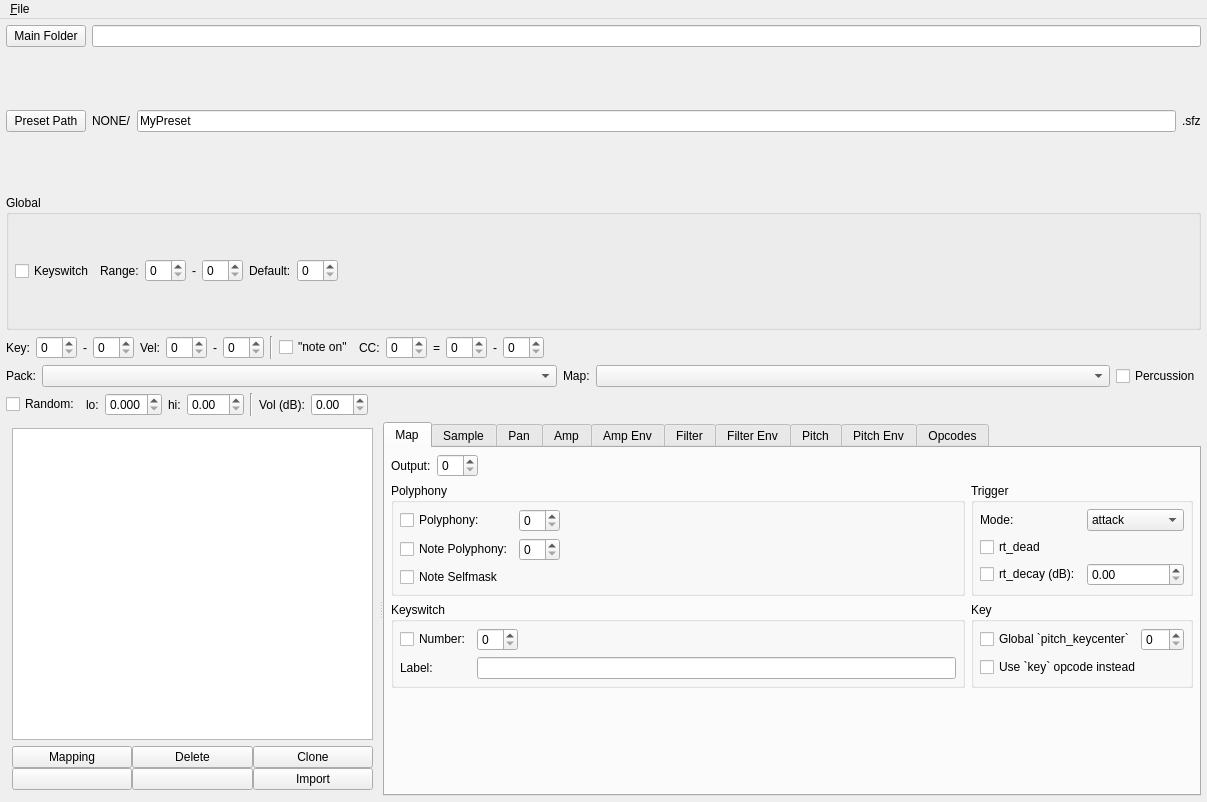
Above: src/ui/mainwindow.ui from michael02022/sfzbuilder before the change. Below: the same form after it.
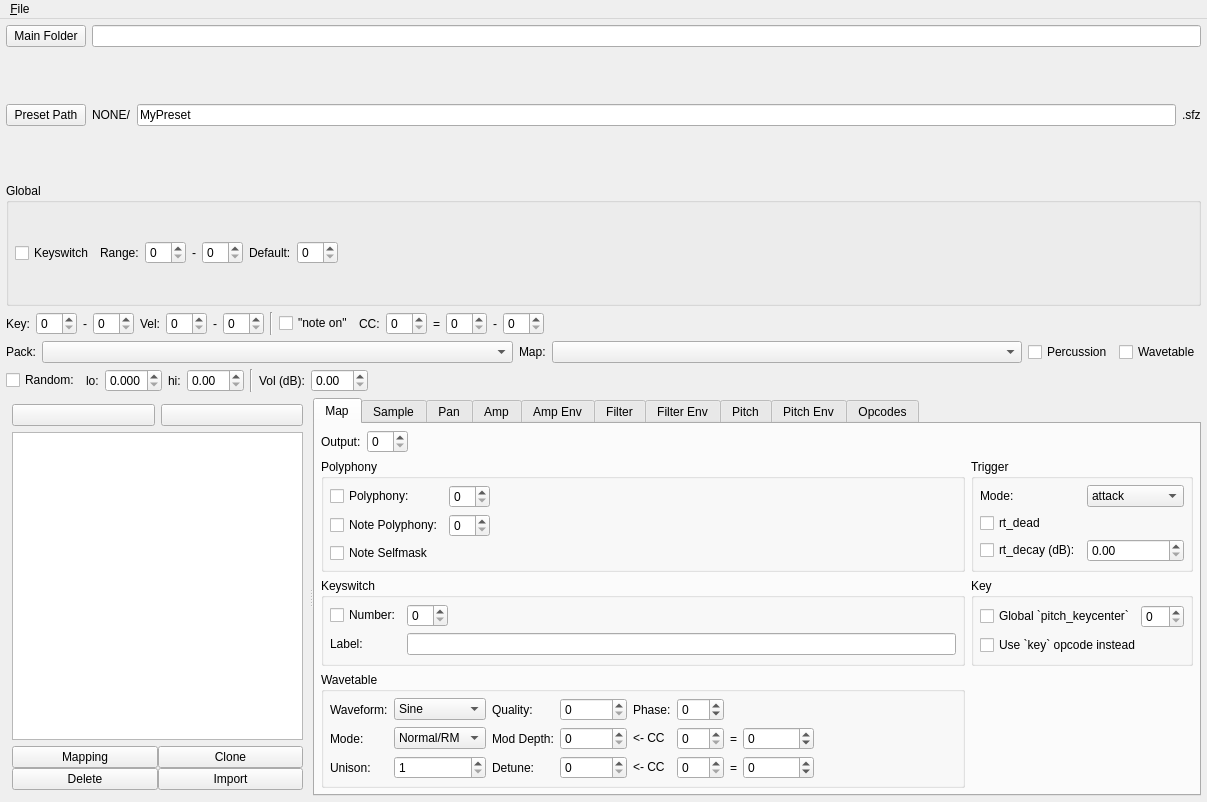
That is the form after the change. Icons and pictures are not drawn. Custom widgets are drawn as their Qt base class.

Commit message: implemented delete, clone, up, down map buttons

What changed in the file:
```diff
--- a/src/ui/mainwindow.ui
+++ b/src/ui/mainwindow.ui
@@ -26,7 +26,11 @@
        </widget>
       </item>
       <item>
-       <widget class="QLineEdit" name="txtMainFolder"/>
+       <widget class="QLineEdit" name="txtMainFolder">
+        <property name="readOnly">
+         <bool>true</bool>
+        </property>
+       </widget>
       </item>
      </layout>
     </item>
@@ -289,6 +293,13 @@
         </property>
        </widget>
       </item>
+      <item>
+       <widget class="QCheckBox" name="cbxWavetable">
+        <property name="text">
+         <string>Wavetable</string>
+        </property>
+       </widget>
+      </item>
      </layout>
     </item>
     <item>
@@ -368,26 +379,8 @@
        <enum>Qt::Horizontal</enum>
       </property>
       <widget class="QWidget" name="pnlMap" native="true">
-       <layout class="QVBoxLayout" name="layPnlMap">
-        <property name="sizeConstraint">
-         <enum>QLayout::SetNoConstraint</enum>
-        </property>
-        <property name="leftMargin">
-         <number>6</number>
-        </property>
-        <property name="topMargin">
-         <number>6</number>
-        </property>
-        <property name="rightMargin">
-         <number>6</number>
-        </property>
-        <property name="bottomMargin">
-         <number>6</number>
-        </property>
-        <item>
-         <widget class="QListWidget" name="listMap"/>
-        </item>
-        <item>
+       <layout class="QGridLayout" name="gridLayout_2">
+        <item row="2" column="0" colspan="2">
          <widget class="QWidget" name="pnlMapButtons" native="true">
           <layout class="QGridLayout" name="layMapButtons">
            <property name="sizeConstraint">
@@ -408,26 +401,6 @@
            <property name="spacing">
             <number>0</number>
            </property>
-           <item row="5" column="0">
-            <widget class="QPushButton" name="pbnMapUp">
-             <property name="sizePolicy">
-              <sizepolicy hsizetype="Preferred" vsizetype="Preferred">
-               <horstretch>0</horstretch>
-               <verstretch>0</verstretch>
-              </sizepolicy>
-             </property>
-             <property name="minimumSize">
-              <size>
-               <width>120</width>
-               <height>0</height>
-              </size>
-             </property>
-             <property name="icon">
-              <iconset theme="go-down">
-               <normaloff>.</normaloff>.</iconset>
-             </property>
-            </widget>
-           </item>
            <item row="4" column="0">
             <widget class="QPushButton" name="pbnMapAdd">
              <property name="sizePolicy">
@@ -445,60 +418,6 @@
              </property>
             </widget>
            </item>
-           <item row="4" column="1">
-            <widget class="QPushButton" name="pbnMapDelete">
-             <property name="sizePolicy">
-              <sizepolicy hsizetype="Preferred" vsizetype="Preferred">
-               <horstretch>0</horstretch>
-               <verstretch>0</verstretch>
-              </sizepolicy>
-             </property>
-             <property name="text">
-              <string>Delete</string>
-             </property>
-             <property name="icon">
-              <iconset theme="list-remove">
-               <normaloff>.</normaloff>.</iconset>
-             </property>
-            </widget>
-           </item>
-           <item row="5" column="2">
-            <widget class="QPushButton" name="pbnMapImport">
-             <property name="sizePolicy">
-              <sizepolicy hsizetype="Preferred" vsizetype="Preferred">
-               <horstretch>0</horstretch>
-               <verstretch>0</verstretch>
-              </sizepolicy>
-             </property>
-             <property name="text">
-              <string>Import</string>
-             </property>
-             <property name="icon">
-              <iconset theme="emblem-downloads">
-               <normaloff>.</normaloff>.</iconset>
-             </property>
-            </widget>
-           </item>
-           <item row="5" column="1">
-            <widget class="QPushButton" name="pbnMapDown">
-             <property name="sizePolicy">
-              <sizepolicy hsizetype="Preferred" vsizetype="Preferred">
-               <horstretch>0</horstretch>
-               <verstretch>0</verstretch>
-              </sizepolicy>
-             </property>
-             <property name="minimumSize">
-              <size>
-               <width>120</width>
-               <height>0</height>
-              </size>
-             </property>
-             <property name="icon">
-              <iconset theme="go-up">
-               <normaloff>.</normaloff>.</iconset>
-             </property>
-            </widget>
-           </item>
            <item row="4" column="2">
             <widget class="QPushButton" name="pbnMapClone">
              <property name="sizePolicy">
@@ -516,9 +435,90 @@
              </property>
             </widget>
            </item>
+           <item row="5" column="2">
+            <widget class="QPushButton" name="pbnMapImport">
+             <property name="sizePolicy">
+              <sizepolicy hsizetype="Preferred" vsizetype="Preferred">
+               <horstretch>0</horstretch>
+               <verstretch>0</verstretch>
+              </sizepolicy>
+             </property>
+             <property name="text">
+              <string>Import</string>
+             </property>
+             <property name="icon">
+              <iconset theme="emblem-downloads">
+               <normaloff>.</normaloff>.</iconset>
+             </property>
+            </widget>
+           </item>
+           <item row="5" column="0">
+            <widget class="QPushButton" name="pbnMapDelete">
+             <property name="sizePolicy">
+              <sizepolicy hsizetype="Preferred" vsizetype="Preferred">
+               <horstretch>0</horstretch>
+               <verstretch>0</verstretch>
+              </sizepolicy>
+             </property>
+             <property name="text">
+              <string>Delete</string>
+             </property>
+             <property name="icon">
+              <iconset theme="list-remove">
+               <normaloff>.</normaloff>.</iconset>
+             </property>
+            </widget>
+           </item>
           </layout>
          </widget>
         </item>
+        <item row="0" column="0">
+         <widget class="QPushButton" name="pbnMapUp">
+          <property name="sizePolicy">
+           <sizepolicy hsizetype="Preferred" vsizetype="Preferred">
+            <horstretch>0</horstretch>
+            <verstretch>0</verstretch>
+           </sizepolicy>
+          </property>
+          <property name="minimumSize">
+           <size>
+            <width>120</width>
+            <height>0</height>
+           </size>
+          </property>
+          <property name="icon">
+           <iconset theme="go-down">
+            <normaloff>.</normaloff>.</iconset>
+          </property>
+         </widget>
+        </item>
+        <item row="1" column="0" colspan="2">
+         <widget class="QListWidget" name="listMap">
+          <property name="editTriggers">
+           <set>QAbstractItemView::SelectedClicked</set>
+          </property>
+         </widget>
+        </item>
+        <item row="0" column="1">
+         <widget class="QPushButton" name="pbnMapDown">
+          <property name="sizePolicy">
+           <sizepolicy hsizetype="Preferred" vsizetype="Preferred">
+            <horstretch>0</horstretch>
+            <verstretch>0</verstretch>
+           </sizepolicy>
+          </property>
+          <property name="minimumSize">
+           <size>
+            <width>120</width>
+            <height>0</height>
+           </size>
+          </property>
+          <property name="icon">
+           <iconset theme="go-up">
+            <normaloff>.</normaloff>.</iconset>
+          </property>
+         </widget>
+        </item>
        </layout>
       </widget>
       <widget class="QTabWidget" name="tabWidget">
@@ -530,85 +530,41 @@
          <string>Map</string>
         </attribute>
         <layout class="QGridLayout" name="gridLayout_6">
-         <item row="1" column="0">
-          <widget class="QGroupBox" name="gbxPolyphony">
-           <property name="title">
-            <string>Polyphony</string>
+         <item row="0" column="0" colspan="2">
+          <layout class="QHBoxLayout" name="layOutput">
+           <property name="sizeConstraint">
+            <enum>QLayout::SetNoConstraint</enum>
            </property>
-           <layout class="QGridLayout" name="layGbxPolyphony">
-            <property name="sizeConstraint">
-             <enum>QLayout::SetNoConstraint</enum>
-            </property>
-            <property name="leftMargin">
-             <number>6</number>
-            </property>
-            <property name="topMargin">
-             <number>6</number>
-            </property>
-            <property name="rightMargin">
-             <number>6</number>
-            </property>
-            <property name="bottomMargin">
-             <number>6</number>
-            </property>
-            <item row="0" column="0">
-             <widget class="QCheckBox" name="chkPolyphony">
-              <property name="text">
-               <string>Polyphony:</string>
-              </property>
-             </widget>
-            </item>
-            <item row="2" column="0">
-             <widget class="QCheckBox" name="chkNoteSelfmask">
-              <property name="text">
-               <string>Note Selfmask</string>
-              </property>
-             </widget>
-            </item>
-            <item row="1" column="1">
-             <widget class="QSpinBox" name="sbxNotePolyphony"/>
-            </item>
-            <item row="1" column="0">
-             <widget class="QCheckBox" name="chkNotePolyphony">
-              <property name="text">
-               <string>Note Polyphony:</string>
-              </property>
-             </widget>
-            </item>
-            <item row="0" column="2">
-             <spacer name="hspMapPolyphony">
-              <property name="orientation">
-               <enum>Qt::Horizontal</enum>
-              </property>
-              <property name="sizeHint" stdset="0">
-               <size>
-                <width>40</width>
-                <height>20</height>
-               </size>
-              </property>
-             </spacer>
-            </item>
-            <item row="0" column="1">
-             <widget class="QSpinBox" name="sbxPolyphony"/>
-            </item>
-           </layout>
-          </widget>
-         </item>
-         <item row="4" column="0">
-          <spacer name="vspMap">
-           <property name="orientation">
-            <enum>Qt::Vertical</enum>
-           </property>
-           <property name="sizeType">
-            <enum>QSizePolicy::Expanding</enum>
-           </property>
-           <property name="sizeHint" stdset="0">
-            <size>
-             <width>20</width>
-             <height>40</height>
-            </size>
-           </property>
-          </spacer>
+           <item>
+            <widget class="QLabel" name="lblOutput">
+             <property name="sizePolicy">
+              <sizepolicy hsizetype="Fixed" vsizetype="Preferred">
+               <horstretch>0</horstretch>
+               <verstretch>0</verstretch>
+              </sizepolicy>
+             </property>
+             <property name="text">
+              <string>Output:</string>
+             </property>
+            </widget>
+           </item>
+           <item>
+            <widget class="QSpinBox" name="sbxOutput"/>
+           </item>
+           <item>
+            <spacer name="hspOutput">
+             <property name="orientation">
+              <enum>Qt::Horizontal</enum>
+             </property>
+             <property name="sizeHint" stdset="0">
+              <size>
+               <width>40</width>
+               <height>20</height>
+              </size>
+             </property>
+            </spacer>
+           </item>
+          </layout>
          </item>
          <item row="2" column="1">
           <widget class="QGroupBox" name="gbxMapKey">
@@ -658,42 +614,6 @@
            </layout>
           </widget>
          </item>
-         <item row="0" column="0" colspan="2">
-          <layout class="QHBoxLayout" name="layOutput">
-           <property name="sizeConstraint">
-            <enum>QLayout::SetNoConstraint</enum>
-           </property>
-           <item>
-            <widget class="QLabel" name="lblOutput">
-             <property name="sizePolicy">
-              <sizepolicy hsizetype="Fixed" vsizetype="Preferred">
-               <horstretch>0</horstretch>
-               <verstretch>0</verstretch>
-              </sizepolicy>
-             </property>
-             <property name="text">
-              <string>Output:</string>
-             </property>
-            </widget>
-           </item>
-           <item>
-            <widget class="QSpinBox" name="sbxOutput"/>
-           </item>
-           <item>
-            <spacer name="hspOutput">
-             <property name="orientation">
-              <enum>Qt::Horizontal</enum>
-             </property>
-             <property name="sizeHint" stdset="0">
-              <size>
-               <width>40</width>
-               <height>20</height>
-              </size>
-             </property>
-            </spacer>
-           </item>
-          </layout>
-         </item>
          <item row="1" column="1">
           <widget class="QGroupBox" name="gbxTrigger">
            <property name="title">
@@ -795,6 +715,22 @@
             <item row="0" column="1">
              <widget class="QSpinBox" name="sbxKeyswitchCount"/>
             </item>
+            <item row="1" column="1" colspan="2">
+             <widget class="QLineEdit" name="txtKeyswitchLabel"/>
+            </item>
+            <item row="0" column="2">
+             <spacer name="hspKeyswitchCount">
+              <property name="orientation">
+               <enum>Qt::Horizontal</enum>
+              </property>
+              <property name="sizeHint" stdset="0">
+               <size>
+                <width>40</width>
+                <height>20</height>
+               </size>
+              </property>
+             </spacer>
+            </item>
             <item row="1" column="0">
              <widget class="QLabel" name="lblKeyswitchLabel">
               <property name="text">
@@ -809,8 +745,32 @@
               </property>
              </widget>
             </item>
+           </layout>
+          </widget>
+         </item>
+         <item row="1" column="0">
+          <widget class="QGroupBox" name="gbxPolyphony">
+           <property name="title">
+            <string>Polyphony</string>
+           </property>
+           <layout class="QGridLayout" name="layGbxPolyphony">
+            <property name="sizeConstraint">
+             <enum>QLayout::SetNoConstraint</enum>
+            </property>
+            <property name="leftMargin">
+             <number>6</number>
+            </property>
+            <property name="topMargin">
+             <number>6</number>
+            </property>
+            <property name="rightMargin">
+             <number>6</number>
+            </property>
+            <property name="bottomMargin">
+             <number>6</number>
+            </property>
             <item row="0" column="2">
-             <spacer name="hspKeyswitchCount">
+             <spacer name="hspMapPolyphony">
               <property name="orientation">
                <enum>Qt::Horizontal</enum>
               </property>
@@ -822,8 +782,261 @@
               </property>
              </spacer>
             </item>
-            <item row="1" column="1" colspan="2">
-             <widget class="QLineEdit" name="txtKeyswitchLabel"/>
+            <item row="1" column="0">
+             <widget class="QCheckBox" name="chkNotePolyphony">
+              <property name="text">
+               <string>Note Polyphony:</string>
+              </property>
+             </widget>
+            </item>
+            <item row="0" column="1">
+             <widget class="QSpinBox" name="sbxPolyphony"/>
+            </item>
+            <item row="0" column="0">
+             <widget class="QCheckBox" name="chkPolyphony">
+              <property name="text">
+               <string>Polyphony:</string>
+              </property>
+             </widget>
+            </item>
+            <item row="1" column="1">
+             <widget class="QSpinBox" name="sbxNotePolyphony"/>
+            </item>
+            <item row="2" column="0">
+             <widget class="QCheckBox" name="chkNoteSelfmask">
+              <property name="text">
+               <string>Note Selfmask</string>
+              </property>
+             </widget>
+            </item>
+           </layout>
+          </widget>
+         </item>
+         <item row="3" column="0">
+          <widget class="QGroupBox" name="gbxWavetable">
+           <property name="title">
+            <string>Wavetable</string>
+           </property>
+           <layout class="QGridLayout" name="gridLayout">
+            <item row="2" column="1">
+             <widget class="QComboBox" name="cbxWave">
+              <item>
+               <property name="text">
+                <string>Sine</string>
+               </property>
+              </item>
+              <item>
+               <property name="text">
+                <string>Triangle</string>
+               </property>
+              </item>
+              <item>
+               <property name="text">
+                <string>Square</string>
+               </property>
+              </item>
+              <item>
+               <property name="text">
+                <string>Saw</string>
+               </property>
+              </item>
+              <item>
+               <property name="text">
+                <string>Noise</string>
+               </property>
+              </item>
+              <item>
+               <property name="text">
+                <string>Sample</string>
+               </property>
+              </item>
+             </widget>
+            </item>
+            <item row="4" column="3">
+             <widget class="QSpinBox" name="sbxWaveModDepth">
+              <property name="maximum">
+               <number>999999</number>
+              </property>
+             </widget>
+            </item>
+            <item row="4" column="2">
+             <widget class="QLabel" name="lblWaveModDepth">
+              <property name="text">
+               <string>Mod Depth:</string>
+              </property>
+             </widget>
+            </item>
+            <item row="4" column="4">
+             <widget class="QLabel" name="lblWaveModDepthCc">
+              <property name="text">
+               <string>&lt;- CC</string>
+              </property>
+             </widget>
+            </item>
+            <item row="2" column="0">
+             <widget class="QLabel" name="lblWaveform">
+              <property name="text">
+               <string>Waveform:</string>
+              </property>
+             </widget>
+            </item>
+            <item row="2" column="8">
+             <spacer name="horizontalSpacer">
+              <property name="orientation">
+               <enum>Qt::Horizontal</enum>
+              </property>
+              <property name="sizeHint" stdset="0">
+               <size>
+                <width>40</width>
+                <height>20</height>
+               </size>
+              </property>
+             </spacer>
+            </item>
+            <item row="5" column="1">
+             <widget class="QSpinBox" name="sbxWaveUnison">
+              <property name="minimum">
+               <number>1</number>
+              </property>
+              <property name="maximum">
+               <number>9</number>
+              </property>
+             </widget>
+            </item>
+            <item row="5" column="3">
+             <widget class="QSpinBox" name="sbxWaveDetune"/>
+            </item>
+            <item row="4" column="7">
+             <widget class="QSpinBox" name="sbxWaveModDepthCcVal">
+              <property name="minimum">
+               <number>-999999</number>
+              </property>
+              <property name="maximum">
+               <number>999999</number>
+              </property>
+             </widget>
+            </item>
+            <item row="5" column="2">
+             <widget class="QLabel" name="lblWaveDetune">
+              <property name="text">
+               <string>Detune:</string>
+              </property>
+             </widget>
+            </item>
+            <item row="5" column="0">
+             <widget class="QLabel" name="lblWaveUnison">
+              <property name="text">
+               <string>Unison:</string>
+              </property>
+             </widget>
+            </item>
+            <item row="4" column="0">
+             <widget class="QLabel" name="lblWaveMode">
+              <property name="text">
+               <string>Mode:</string>
+              </property>
+             </widget>
+            </item>
+            <item row="5" column="4">
+             <widget class="QLabel" name="lblWaveDetuneCc">
+              <property name="text">
+               <string>&lt;- CC</string>
+              </property>
+             </widget>
+            </item>
+            <item row="4" column="6">
+             <widget class="QLabel" name="label">
+              <property name="text">
+               <string>=</string>
+              </property>
+             </widget>
+            </item>
+            <item row="2" column="2">
+             <widget class="QLabel" name="lblWaveQuality">
+              <property name="text">
+               <string>Quality:</string>
+              </property>
+             </widget>
+            </item>
+            <item row="2" column="3">
+             <widget class="QSpinBox" name="sbxWaveQuality">
+              <property name="maximum">
+               <number>3</number>
+              </property>
+             </widget>
+            </item>
+            <item row="2" column="5">
+             <widget class="QSpinBox" name="sbxWavePhase">
+              <property name="minimum">
+               <number>-1</number>
+              </property>
+              <property name="maximum">
+               <number>360</number>
+              </property>
+             </widget>
+            </item>
+            <item row="2" column="4">
+             <widget class="QLabel" name="lblWavePhase">
+              <property name="sizePolicy">
+               <sizepolicy hsizetype="Minimum" vsizetype="Minimum">
+                <horstretch>0</horstretch>
+                <verstretch>0</verstretch>
+               </sizepolicy>
+              </property>
+              <property name="text">
+               <string>Phase:</string>
+              </property>
+             </widget>
+            </item>
+            <item row="4" column="1">
+             <widget class="QComboBox" name="cbxWaveMode">
+              <item>
+               <property name="text">
+                <string>Normal/RM</string>
+               </property>
+              </item>
+              <item>
+               <property name="text">
+                <string>PM</string>
+               </property>
+              </item>
+              <item>
+               <property name="text">
+                <string>FM</string>
+               </property>
+              </item>
+             </widget>
+            </item>
+            <item row="4" column="5">
+             <widget class="QSpinBox" name="sbxWaveModDepthCc">
+              <property name="maximum">
+               <number>127</number>
+              </property>
+             </widget>
+            </item>
+            <item row="5" column="5">
+             <widget class="QSpinBox" name="sbxWaveDetuneCc">
+              <property name="maximum">
+               <number>127</number>
+              </property>
+             </widget>
+            </item>
+            <item row="5" column="6">
+             <widget class="QLabel" name="label_2">
+              <property name="text">
+               <string>=</string>
+              </property>
+             </widget>
+            </item>
+            <item row="5" column="7">
+             <widget class="QSpinBox" name="sbxWaveDetuneCcVal">
+              <property name="minimum">
+               <number>-999999</number>
+              </property>
+              <property name="maximum">
+               <number>999999</number>
+              </property>
+             </widget>
             </item>
            </layout>
           </widget>
```
The commit also changes 1 other file.
